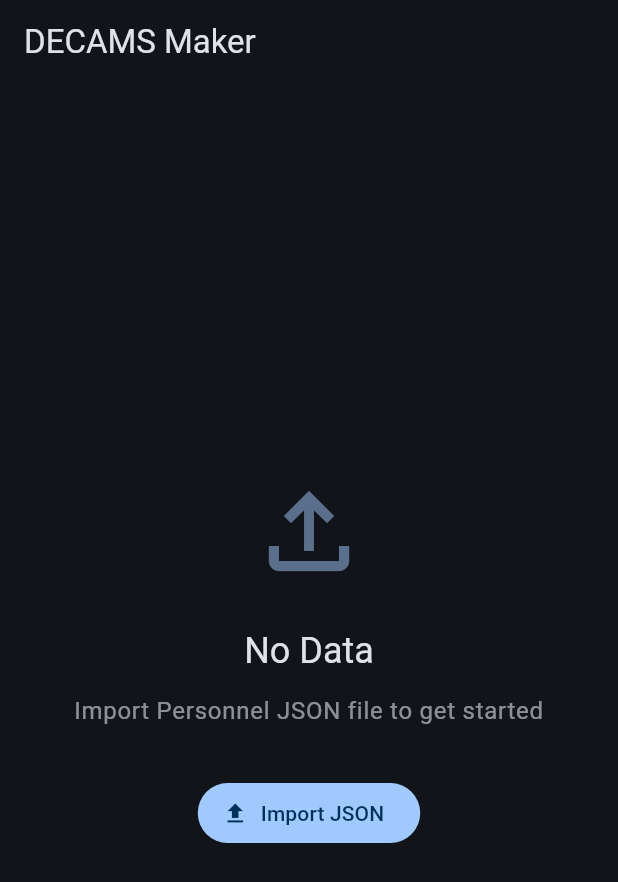
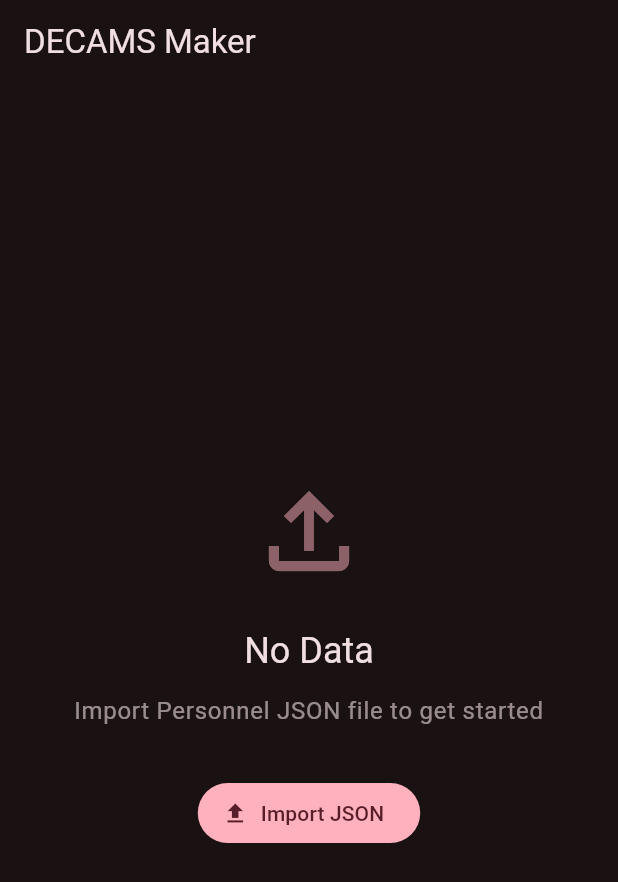
Before and after one commit to 8mpty/Decamps-Maker, a Flutter app: the screen it shows after launch, on a phone screen of 412 x 824 dp. Shown: the top 882 px of the screen. Run offline on Flutter 3.47's test engine with Material 3 defaults, Android fonts, the phone set to English and light mode, and no system bars; our stand-ins replace file_picker, shared_preferences.

Commit message:
changed theme color

```diff
--- a/lib/main.dart
+++ b/lib/main.dart
@@ -14,7 +14,7 @@ class MainApp extends StatelessWidget {
       debugShowCheckedModeBanner: false,
       theme: ThemeData(
         colorScheme: ColorScheme.fromSeed(
-          seedColor: Colors.blue,
+          seedColor: Colors.pink,
           brightness: Brightness.dark
           ),
         useMaterial3: true,
```
